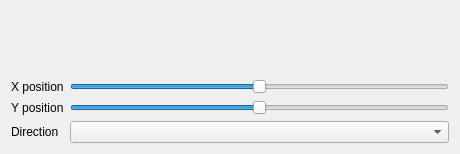
DLdota/OpenRGBEffectsPlugin, file Effects/ColorWheelEffect/ColorWheelEffect.ui: the form before one commit.
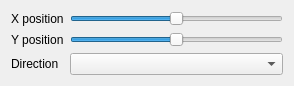
The form after the commit. Custom widgets are drawn as their Qt base class.

Commit message: Effect page rework, WIP

Diff of the .ui file:
```diff
--- a/Effects/ColorWheelEffect/ColorWheelEffect.ui
+++ b/Effects/ColorWheelEffect/ColorWheelEffect.ui
@@ -6,45 +6,32 @@
    <rect>
     <x>0</x>
     <y>0</y>
-    <width>460</width>
-    <height>154</height>
+    <width>294</width>
+    <height>82</height>
    </rect>
   </property>
   <property name="windowTitle">
    <string>Form</string>
   </property>
   <layout class="QGridLayout" name="gridLayout">
-   <item row="1" column="0">
+   <item row="2" column="1">
+    <widget class="QComboBox" name="direction"/>
+   </item>
+   <item row="0" column="0">
     <widget class="QLabel" name="cx_label">
      <property name="text">
       <string>X position</string>
      </property>
     </widget>
    </item>
-   <item row="3" column="0">
+   <item row="2" column="0">
     <widget class="QLabel" name="direction_label">
      <property name="text">
       <string>Direction</string>
      </property>
     </widget>
    </item>
-   <item row="2" column="1">
-    <widget class="QTooltipedSlider" name="cy">
-     <property name="maximum">
-      <number>100</number>
-     </property>
-     <property name="value">
-      <number>50</number>
-     </property>
-     <property name="orientation">
-      <enum>Qt::Horizontal</enum>
-     </property>
-    </widget>
-   </item>
-   <item row="3" column="1">
-    <widget class="QComboBox" name="direction"/>
-   </item>
-   <item row="1" column="1">
+   <item row="0" column="1">
     <widget class="QTooltipedSlider" name="cx">
      <property name="maximum">
       <number>100</number>
@@ -57,25 +44,25 @@
      </property>
     </widget>
    </item>
-   <item row="2" column="0">
+   <item row="1" column="0">
     <widget class="QLabel" name="cy_label">
      <property name="text">
       <string>Y position</string>
      </property>
     </widget>
    </item>
-   <item row="0" column="1">
-    <spacer name="verticalSpacer">
+   <item row="1" column="1">
+    <widget class="QTooltipedSlider" name="cy">
+     <property name="maximum">
+      <number>100</number>
+     </property>
+     <property name="value">
+      <number>50</number>
+     </property>
      <property name="orientation">
-      <enum>Qt::Vertical</enum>
+      <enum>Qt::Horizontal</enum>
      </property>
-     <property name="sizeHint" stdset="0">
-      <size>
-       <width>20</width>
-       <height>40</height>
-      </size>
-     </property>
-    </spacer>
+    </widget>
    </item>
   </layout>
  </widget>
```
The commit also changes 39 other files.
